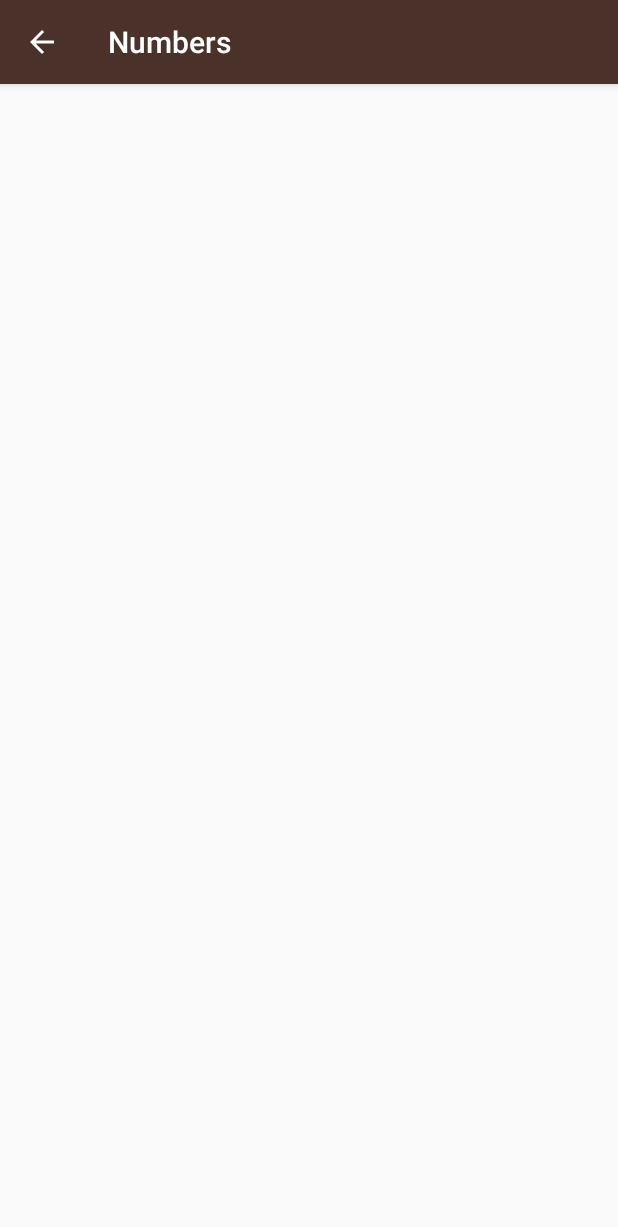
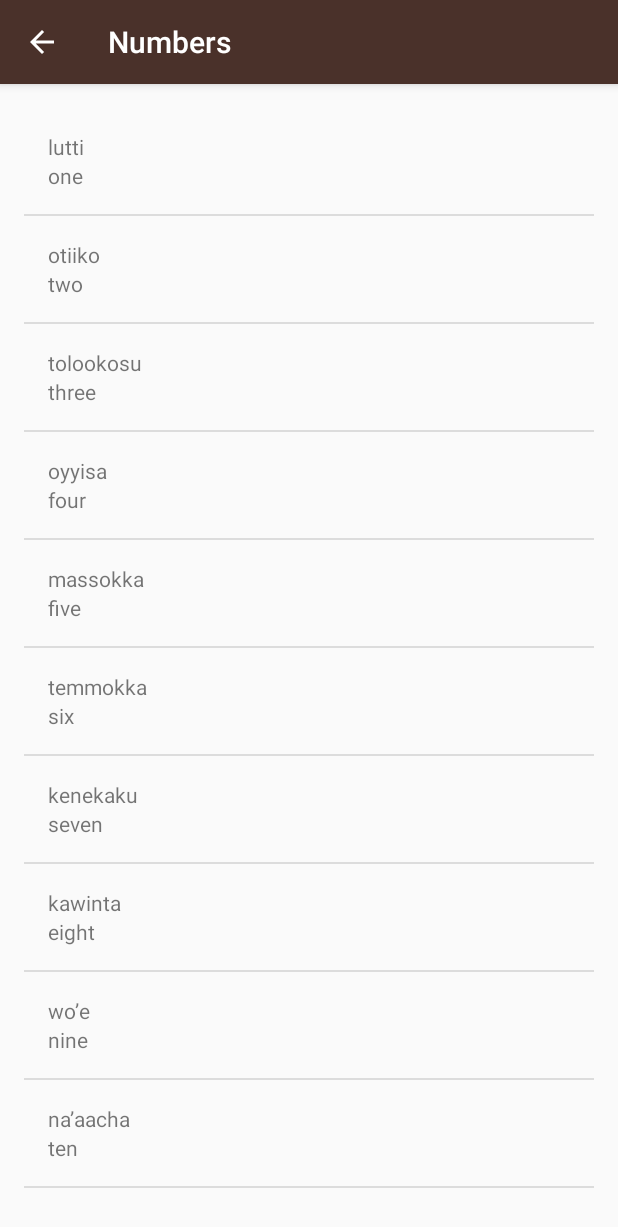
Before and after one commit to ltpitt/android-miwok-translator, an Android app: the NumbersActivity screen opened directly, with no data from a screen before it, on a phone screen of 412 x 824 dp. Shown: the top 1227 px of the screen. Run offline under Robolectric (Android 15) with nearby library versions, the light colour scheme and no system bars.

Commit message:
Custom ArrayAdapter implementation

```diff
--- a/app/src/main/java/com/example/android/miwok/NumbersActivity.java
+++ b/app/src/main/java/com/example/android/miwok/NumbersActivity.java
@@ -1,23 +1,7 @@
-/*
- * Copyright (C) 2016 The Android Open Source Project
- *
- * Licensed under the Apache License, Version 2.0 (the "License");
- * you may not use this file except in compliance with the License.
- * You may obtain a copy of the License at
- *
- *      http://www.apache.org/licenses/LICENSE-2.0
- *
- * Unless required by applicable law or agreed to in writing, software
- * distributed under the License is distributed on an "AS IS" BASIS,
- * WITHOUT WARRANTIES OR CONDITIONS OF ANY KIND, either express or implied.
- * See the License for the specific language governing permissions and
- * limitations under the License.
- */
 package com.example.android.miwok;
 
 import android.os.Bundle;
 import android.support.v7.app.AppCompatActivity;
-import android.widget.ArrayAdapter;
 import android.widget.ListView;
 
 import java.util.ArrayList;
@@ -30,33 +14,29 @@ public class NumbersActivity extends AppCompatActivity {
         setContentView(R.layout.activity_numbers);
 
         // Create a list of words
-        ArrayList<Word> words = new ArrayList<Word>();
-
+        ArrayList<Word> words = new ArrayList<>();
         words.add(new Word("one", "lutti"));
         words.add(new Word("two", "otiiko"));
         words.add(new Word("three", "tolookosu"));
+        words.add(new Word("four", "oyyisa"));
+        words.add(new Word("five", "massokka"));
+        words.add(new Word("six", "temmokka"));
+        words.add(new Word("seven", "kenekaku"));
+        words.add(new Word("eight", "kawinta"));
+        words.add(new Word("nine", "wo’e"));
+        words.add(new Word("ten", "na’aacha"));
 
-
-        // Create an {@link ArrayAdapter}, whose data source is a list of Strings. The
-        // adapter knows how to create layouts for each item in the list, using the
-        // simple_list_item_1.xml layout resource defined in the Android framework.
-        // This list item layout contains a single {@link TextView}, which the adapter will set to
-        // display a single word.
-        WordAdapter<Word> itemsAdapter =
-                new WordAdapter<Word>(this, R.layout.list_item, words);
+        // Create an {@link WordAdapter}, whose data source is a list of {@link Word}s. The
+        // adapter knows how to create list items for each item in the list.
+        WordAdapter adapter = new WordAdapter(this, words);
 
         // Find the {@link ListView} object in the view hierarchy of the {@link Activity}.
         // There should be a {@link ListView} with the view ID called list, which is declared in the
         // activity_numbers.xml layout file.
-
         ListView listView = (ListView) findViewById(R.id.list);
 
-        // Make the {@link ListView} use the {@link ArrayAdapter} we created above, so that the
-        // {@link ListView} will display list items for each word in the list of words.
-        // Do this by calling the setAdapter method on the {@link ListView} object and pass in
-        // 1 argument, which is the {@link ArrayAdapter} with the variable name itemsAdapter.
-        listView.setAdapter(itemsAdapter);
-
-
+        // Make the {@link ListView} use the {@link WordAdapter} we created above, so that the
+        // {@link ListView} will display list items for each {@link Word} in the list.
+        listView.setAdapter(adapter);
     }
 }
--- a/app/src/main/java/com/example/android/miwok/WordAdapter.java
+++ b/app/src/main/java/com/example/android/miwok/WordAdapter.java
@@ -1,16 +1,50 @@
 package com.example.android.miwok;
 
+import android.app.Activity;
+import android.view.LayoutInflater;
 import android.view.View;
 import android.view.ViewGroup;
 import android.widget.ArrayAdapter;
+import android.widget.TextView;
+
+import java.util.ArrayList;
+
 
 /**
  * Created by dnastri on 9/25/16.
  */
 public class WordAdapter extends ArrayAdapter<Word> {
+
+    public WordAdapter(Activity context, ArrayList<Word> words) {
+        super (context, 0, words);
+    }
+
     @Override
     public View getView(int position, View convertView, ViewGroup parent) {
-        return super.getView(position, convertView, parent);
+        // Check if the existing view is being reused, otherwise inflate the view
+        View listItemView = convertView;
+        if(listItemView == null) {
+            listItemView = LayoutInflater.from(getContext()).inflate(
+                    R.layout.list_item, parent, false);
+        }
 
+        // Get the {@link AndroidFlavor} object located at this position in the list
+        Word currentWord = getItem(position);
+
+        // Find the TextView in the list_item.xml layout with the ID version_name
+        TextView miwokTextView = (TextView) listItemView.findViewById(R.id.miwok_text_view);
+        // Get the version name from the current AndroidFlavor object and
+        // set this text on the name TextView
+        miwokTextView.setText(currentWord.getmMiwokTranslation());
+
+        // Find the TextView in the list_item.xml layout with the ID version_number
+        TextView defaultTextView = (TextView) listItemView.findViewById(R.id.default_text_view);
+        // Get the version number from the current AndroidFlavor object and
+        // set this text on the number TextView
+        defaultTextView.setText(currentWord.getmDefaultTranslation());
+
+        // Return the whole list item layout (containing 2 TextViews and an ImageView)
+        // so that it can be shown in the ListView
+        return listItemView;
     }
 }
```
